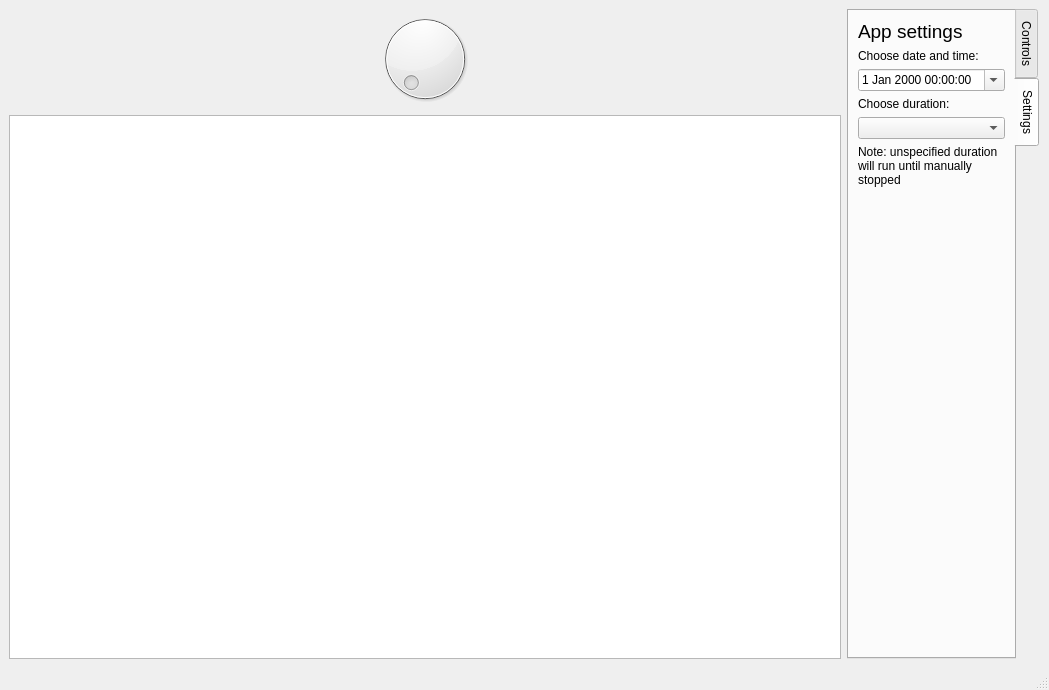
louis-spencer/PVSL_Testing, file app.ui: the form before one commit.
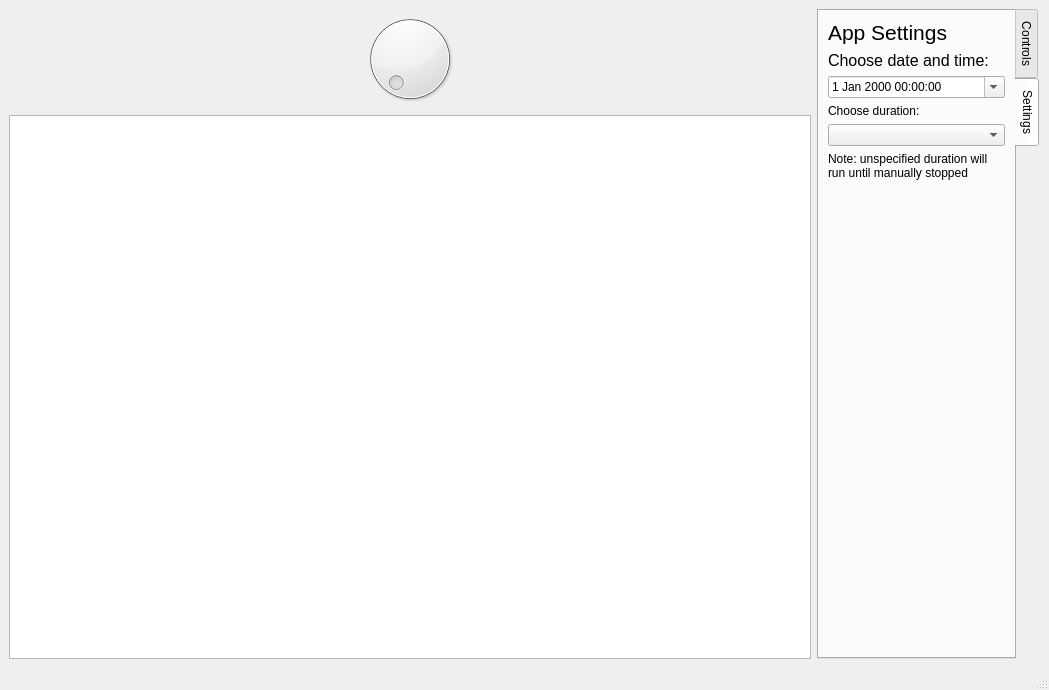
The form after the commit. The open tabs and pages were chosen to show the change.

Commit message: renamed front_app.py, modified app, created dialog for duration

```diff
--- a/app.ui
+++ b/app.ui
@@ -55,11 +55,16 @@
               <verstretch>0</verstretch>
              </sizepolicy>
             </property>
+            <property name="font">
+             <font>
+              <pointsize>16</pointsize>
+             </font>
+            </property>
             <property name="styleSheet">
              <string notr="true"/>
             </property>
             <property name="text">
-             <string>&lt;html&gt;&lt;head/&gt;&lt;body&gt;&lt;p&gt;&lt;span style=&quot; font-size:14pt;&quot;&gt;Graph and system controls&lt;/span&gt;&lt;/p&gt;&lt;/body&gt;&lt;/html&gt;</string>
+             <string>Graph and System Controls</string>
             </property>
             <property name="scaledContents">
              <bool>false</bool>
@@ -243,13 +248,23 @@
          <layout class="QVBoxLayout" name="verticalLayout_3">
           <item>
            <widget class="QLabel" name="settings_description">
+            <property name="font">
+             <font>
+              <pointsize>16</pointsize>
+             </font>
+            </property>
             <property name="text">
-             <string>&lt;html&gt;&lt;head/&gt;&lt;body&gt;&lt;p&gt;&lt;span style=&quot; font-size:14pt;&quot;&gt;App settings&lt;/span&gt;&lt;/p&gt;&lt;/body&gt;&lt;/html&gt;</string>
+             <string>App Settings</string>
             </property>
            </widget>
           </item>
           <item>
            <widget class="QLabel" name="choose_date">
+            <property name="font">
+             <font>
+              <pointsize>12</pointsize>
+             </font>
+            </property>
             <property name="text">
              <string>Choose date and time:</string>
             </property>
```
The commit also changes 3 other files.
